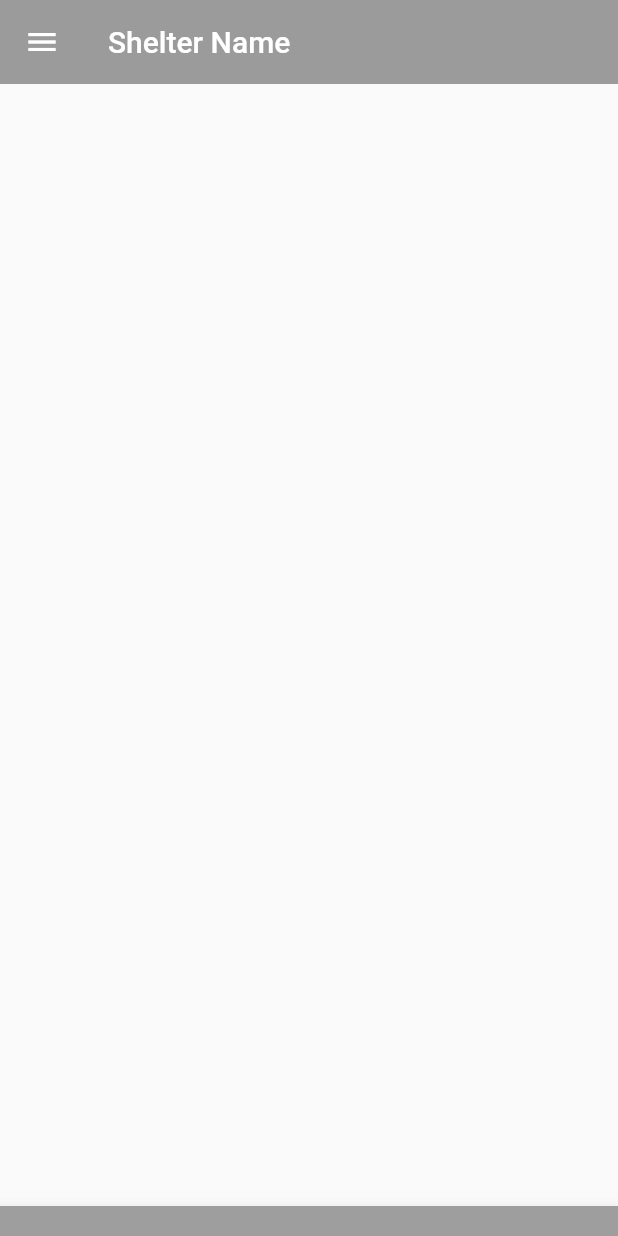
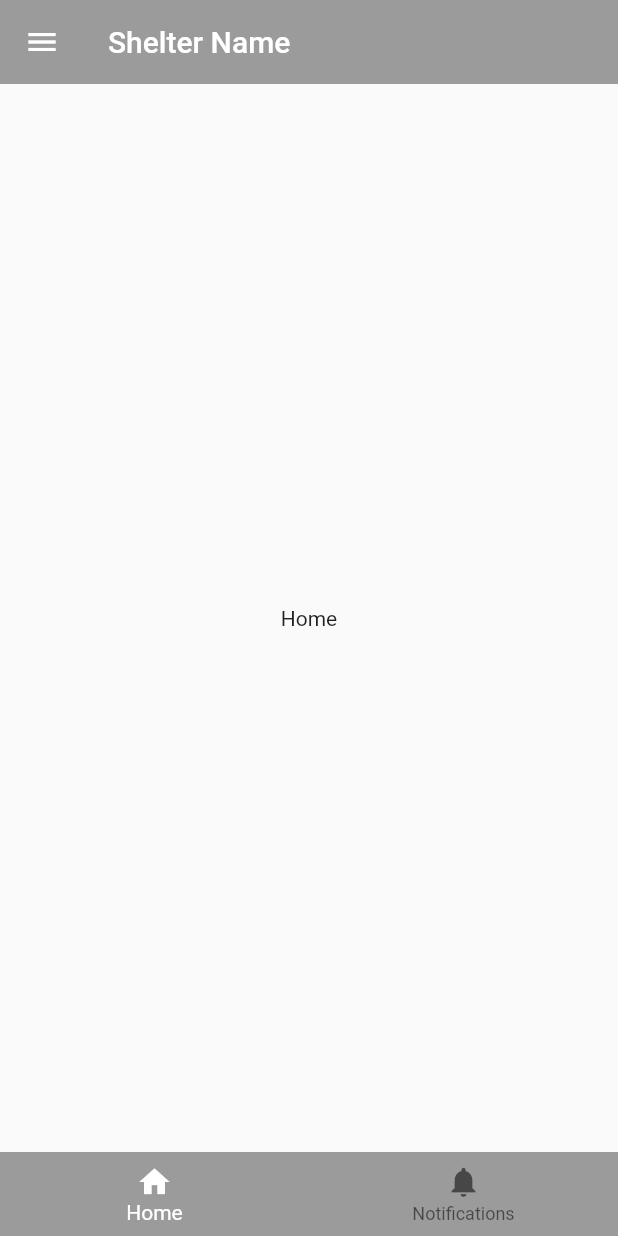
Before and after one commit to Festus1440/platebeacon_app, a Flutter app: the screen it shows after launch, after a tap on "Log in", on a phone screen of 412 x 824 dp. Run offline on Flutter 3.47's test engine with Material 2 defaults, Android fonts, the phone set to English and light mode, and no system bars.

Commit message:
new directory

```diff
--- a/lib/home.dart
+++ b/lib/home.dart
@@ -1,4 +1,8 @@
 import 'package:flutter/material.dart';
+import 'package:flutterapp/register.dart';
+import 'package:flutterapp/restaurant.dart';
+import 'homeMenu.dart';
+import 'main.dart';
 import 'main_drawer.dart';
 
 class LoginHome extends StatelessWidget {
@@ -7,6 +11,9 @@ class LoginHome extends StatelessWidget {
     return MaterialApp(
       title: "Material",
       home: Home(),
+      routes: <String, WidgetBuilder>{
+        '/register': (BuildContext context) => Restaurant(),
+      },
     );
   }
 }
@@ -17,22 +24,165 @@ class Home extends StatefulWidget {
 }
 
 class _MaterialHomeState extends State<Home> {
+
   String shelterName = 'Shelter Name';
+
+  final bottomBarItems = [
+    Container(
+        child: Center(child: Text("Home"),)
+    ),
+    Container(
+        child: Center(child: Text("Notifications"),)
+    ),
+  ];
+  int _bottomBarIndex = 0;
+  void _onItemTapped(int index) {
+    setState(() {
+      _bottomBarIndex = index;
+    });
+  }
+
   @override
   Widget build(BuildContext context) {
     return Scaffold(
-        bottomNavigationBar: BottomAppBar(
-          shape: const CircularNotchedRectangle(),
-          child: Container(
-            height: 20.0,
-            color: Colors.black38,
+      bottomNavigationBar: BottomNavigationBar(
+        elevation: 0.0,
+        backgroundColor: Colors.black38,
+        items: const <BottomNavigationBarItem>[
+          BottomNavigationBarItem(
+            icon: Icon(Icons.home),
+            title: Text('Home'),
           ),
+          BottomNavigationBarItem(
+            icon: Icon(Icons.notifications),
+            title: Text('Notifications'),
+          ),
+        ],
+        currentIndex: _bottomBarIndex,
+        selectedItemColor: Colors.white,
+        onTap: _onItemTapped,
+      ),
+      body: bottomBarItems[_bottomBarIndex],
+      appBar: AppBar(
+        elevation: 0.0,
+        title: Text(shelterName),
+        backgroundColor: Colors.black38,
+      ),
+      drawer: Drawer(
+        child: Column(
+          children: <Widget>[
+            Container(
+              width: double.infinity,
+              padding: EdgeInsets.all(20.0),
+              color: Colors.blue,
+              child: Center(
+                  child: Column(
+                    children: <Widget>[
+                      Container(
+                        width: 100,
+                        height: 100,
+                        margin: EdgeInsets.only(top: 20.0),
+                        decoration: BoxDecoration(
+                            shape: BoxShape.circle,
+                            image: DecorationImage(
+                              fit: BoxFit.fill,
+                              image: AssetImage('assets/PB.jpg'),
+                            )
+                        ),
+                      ),
+                      Container(
+                        margin: EdgeInsets.only(top: 15.0),
+                        child: Column(
+                          children: <Widget>[
+                            Text(
+                              "Shelter Name",
+                              style: TextStyle(
+                                fontWeight: FontWeight.bold,
+                                fontSize: 15.0,
+                              ),
+                            ),
+                            Text(
+                              "Chicago, IL",
+                              style: TextStyle(
+                                fontWeight: FontWeight.normal,
+                                fontSize: 15.0,
+                              ),
+                            ),
+                          ],
+                        ),
+                      )
+                    ],
+                  )
+              ),
+            ),
+            ListTile(
+              onTap: () {
+                Navigator.of(context).pop();
+                Navigator.of(context).pushNamed('/register');
+              },
+              leading: Icon(Icons.restaurant),
+              title: Text("Restaurant Details"),
+            ),
+            ListTile(
+              onTap: () {
+                Navigator.of(context).pop();
+                setState(() {
+                  _bottomBarIndex = 1;
+                });
+              },
+              leading: Icon(Icons.insert_chart),
+              title: Text("Analytics"),
+            ),
+            ListTile(
+              onTap: () {
+                Navigator.of(context).pop();
+              },
+              leading: Icon(Icons.library_books),
+              title: Text("Stories"),
+            ),
+            ListTile(
+              onTap: () {
+                Navigator.of(context).pop();
+              },
+              leading: Icon(Icons.notifications),
+              title: Text("Notifications"),
+            ),
+            ListTile(
+              onTap: () {
+                Navigator.of(context).pop();
+              },
+              leading: Icon(Icons.event),
+              title: Text("Events"),
+            ),
+            Divider(
+              height: 15.0,
+              thickness: 0.5,
+              color: Colors.black38,
+              indent: 20.0,
+              endIndent: 20.0,
+            ),
+            ListTile(
+              onTap: () {
+                Navigator.of(context).pop();
+              },
+              leading: Icon(Icons.settings),
+              title: Text("Settings"),
+            ),
+            ListTile(
+              onTap: () {
+                //Navigator.pop(context);
+                Navigator.of(context).push(
+                    MaterialPageRoute(
+                      builder: (context) => MaterialDesign(),
+                    )
+                );
+              },
+              leading: Icon(Icons.arrow_back),
+              title: Text("Log out"),
+            ),
+          ],
         ),
-        appBar: AppBar(
-          elevation: 0.0,
-          title: Text(shelterName),
-          backgroundColor: Colors.black38,
-        ),
-        drawer: MenuDrawer());
+      ),
+    );
   }
 }
--- a/pubspec.yaml
+++ b/pubspec.yaml
@@ -14,6 +14,7 @@ dependencies:
 dev_dependencies:
   flutter_test:
     sdk: flutter
+  sailor: ^0.5.0
 
 flutter:
   uses-material-design: true
```
Also changed, not shown: lib/homeMenu.dart (added, +18 -0 lines), lib/main_drawer.dart (+58 -97 lines), lib/register.dart (+3 -4 lines), lib/restaurant.dart (added, +132 -0 lines), assets/food.jpg (added), pubspec.lock, 1 other file.
